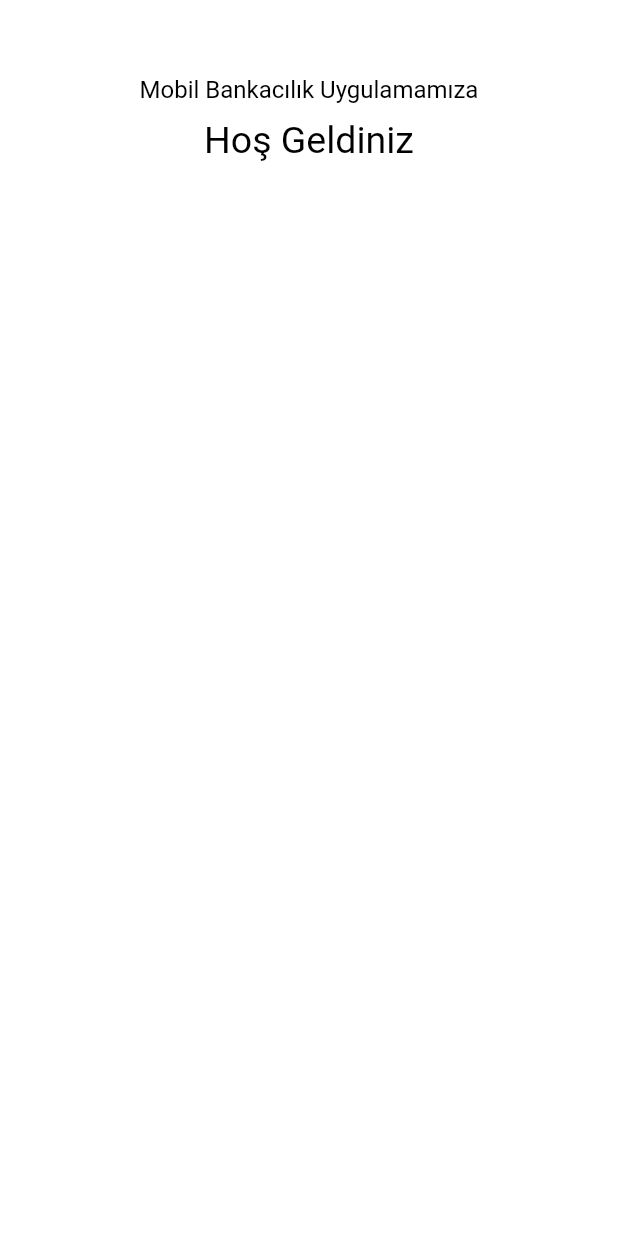
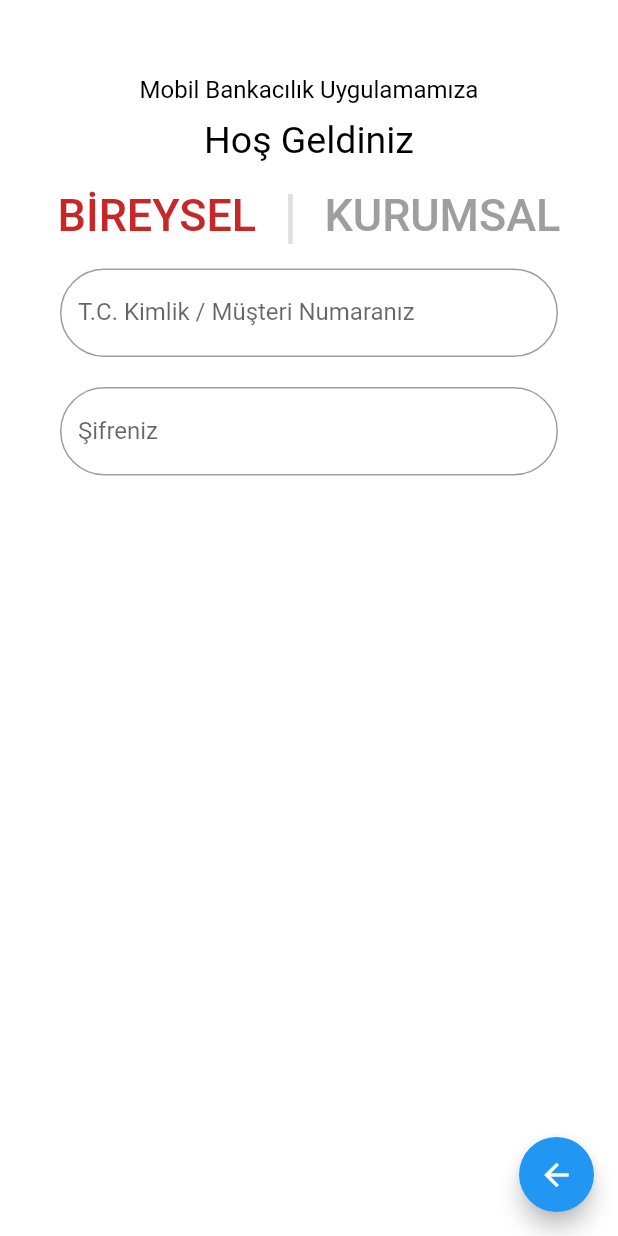
Before and after one commit to SuprRremaGB/banka, a Flutter app: the Ana_Sayfa screen opened directly, on a phone screen of 412 x 824 dp. Run offline on Flutter 3.47's test engine with Material 2 defaults, Android fonts, the phone set to English and light mode, and no system bars.

Commit message:
thirt push

```diff
--- a/lib/main.dart
+++ b/lib/main.dart
@@ -118,8 +118,10 @@ class _MyHomePageState extends State<MyHomePage> {
                   height: 50,
                   child: TextButton(
                     onPressed: () {
-                      Navigator.push(context,
-                        MaterialPageRoute(builder: (context) => Ana_Sayfa()),);
+                      Navigator.push(
+                        context,
+                        MaterialPageRoute(builder: (context) => Ana_Sayfa()),
+                      );
                     },
                     child: Text(
                       "GİRİŞ YAP",
@@ -360,10 +362,17 @@ class _Ana_SayfaState extends State<Ana_Sayfa> {
   Widget build(BuildContext context) {
     return Scaffold(
       backgroundColor: Colors.white,
-      body: Row(
-        mainAxisAlignment: MainAxisAlignment.center,
-        children: [
-          Column(
+      floatingActionButton: SizedBox(
+        width: 50,
+        height: 50,
+        child: FloatingActionButton(
+          onPressed: () {
+            Navigator.pop(context);
+          },
+          child: Icon(Icons.arrow_back),
+        ),
+      ),
+      body: Column(
         crossAxisAlignment: CrossAxisAlignment.center,
         children: [
           SizedBox(height: 50),
@@ -382,8 +391,59 @@ class _Ana_SayfaState extends State<Ana_Sayfa> {
               color: Colors.black,
             ),
           ),
-
+          Padding(
+            padding: const EdgeInsets.all(10.0),
+            child: Row(
+              mainAxisAlignment: MainAxisAlignment.center,
+              children: [
+                TextButton(
+                  onPressed: () {},
+                  child: Text(
+                    "BİREYSEL",
+                    style: TextStyle(
+                      color: Colors.red.shade800,
+                      fontSize: 30,
+                    ),
+                  ),
+                ),
+                Text(
+                  " | ",
+                  style: TextStyle(
+                    fontSize: 40,
+                    color: Colors.grey.shade300,
+                  ),
+                ),
+                TextButton(
+                  onPressed: () {},
+                  child: Text(
+                    "KURUMSAL",
+                    style: TextStyle(
+                      color: Colors.grey,
+                      fontSize: 30,
+                    ),
+                  ),
+                ),
               ],
+            ),
+          ),
+            Padding(
+              padding: const EdgeInsets.fromLTRB(40,0,40,0),
+              child: TextField(
+                decoration: InputDecoration(
+                  border: OutlineInputBorder(borderRadius: BorderRadius.circular(100),),
+                  labelText: 'T.C. Kimlik / Müşteri Numaranız',
+                ),
+              ),
+            ),
+          Padding(
+            padding: const EdgeInsets.fromLTRB(40,20,40,0),
+            child: TextField(
+              obscureText: true,
+              decoration: InputDecoration(
+                border: OutlineInputBorder(borderRadius: BorderRadius.circular(100),),
+                labelText: 'Şifreniz',
+              ),
+            ),
           ),
         ],
       ),
```
Also changed, not shown: pubspec.lock. Lines whose indentation alone changed are shown as unchanged.
